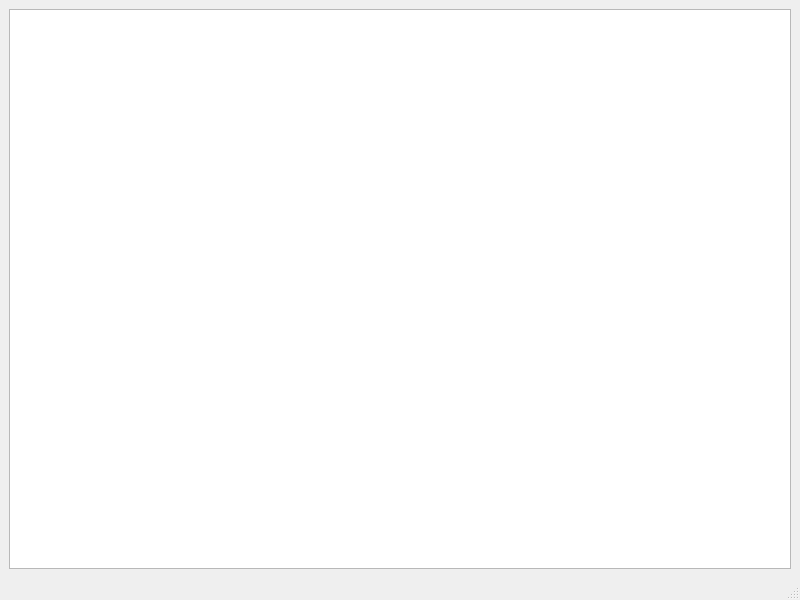
First picture: the form in Panel/mainwindow.ui, repository shurk4/DoorPhone, before the edit.
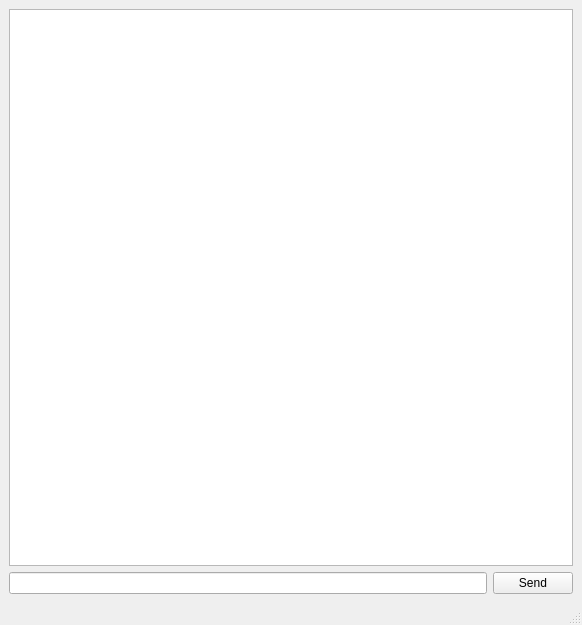
Second picture: the form after the edit.

Diff of the .ui file:
```diff
--- a/Panel/mainwindow.ui
+++ b/Panel/mainwindow.ui
@@ -6,8 +6,8 @@
    <rect>
     <x>0</x>
     <y>0</y>
-    <width>800</width>
-    <height>600</height>
+    <width>582</width>
+    <height>625</height>
    </rect>
   </property>
   <property name="windowTitle">
@@ -18,6 +18,20 @@
     <item>
      <widget class="QTextBrowser" name="textBrowser"/>
     </item>
+    <item>
+     <layout class="QHBoxLayout" name="horizontalLayout">
+      <item>
+       <widget class="QLineEdit" name="lineEditMessage"/>
+      </item>
+      <item>
+       <widget class="QPushButton" name="pushButtonSend">
+        <property name="text">
+         <string>Send</string>
+        </property>
+       </widget>
+      </item>
+     </layout>
+    </item>
    </layout>
   </widget>
   <widget class="QMenuBar" name="menubar">
```
Left out of the diff: 2 changed lines with no effect on the pictures.
